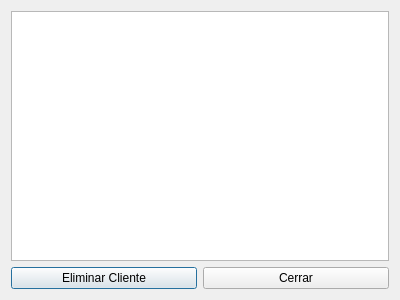
moyeta-tech/Cine, file Proyecto_Cine/verclientes.ui: the form before one commit.
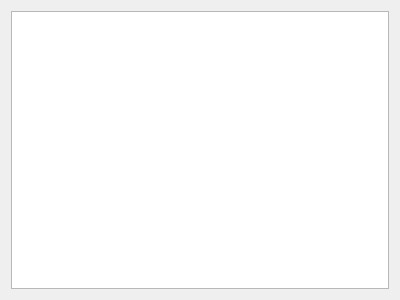
The form after the commit.

What changed in the file:
```diff
--- a/Proyecto_Cine/verclientes.ui
+++ b/Proyecto_Cine/verclientes.ui
@@ -20,22 +20,7 @@
       <widget class="QTableWidget" name="tableWidget"/>
      </item>
      <item>
-      <layout class="QHBoxLayout" name="horizontalLayout">
-       <item>
-        <widget class="QPushButton" name="Boton_eliminar">
-         <property name="text">
-          <string>Eliminar Cliente</string>
-         </property>
-        </widget>
-       </item>
-       <item>
-        <widget class="QPushButton" name="Boton_cerrar">
-         <property name="text">
-          <string>Cerrar</string>
-         </property>
-        </widget>
-       </item>
-      </layout>
+      <layout class="QHBoxLayout" name="horizontalLayout"/>
      </item>
     </layout>
    </item>
```
